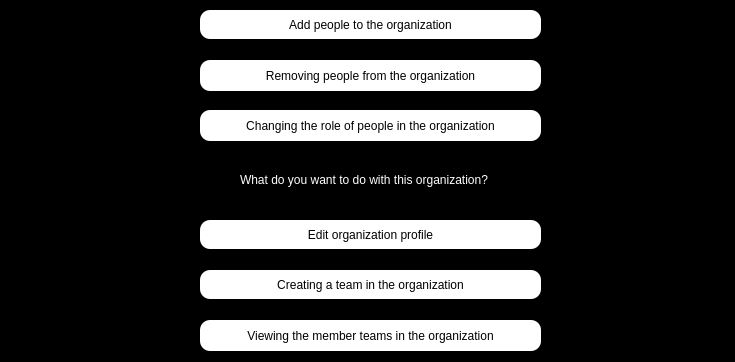
This is enter/making_decision_for_organ.ui in Shayanrava/APproject as Qt 5 draws it before an edit. The edited form follows.
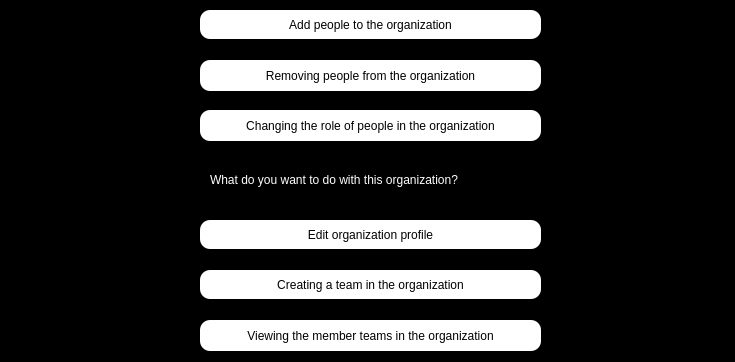
This is the edited form.

```diff
--- a/enter/making_decision_for_organ.ui
+++ b/enter/making_decision_for_organ.ui
@@ -97,7 +97,7 @@
   <widget class="QLabel" name="label">
    <property name="geometry">
     <rect>
-     <x>240</x>
+     <x>210</x>
      <y>170</y>
      <width>331</width>
      <height>20</height>
```
